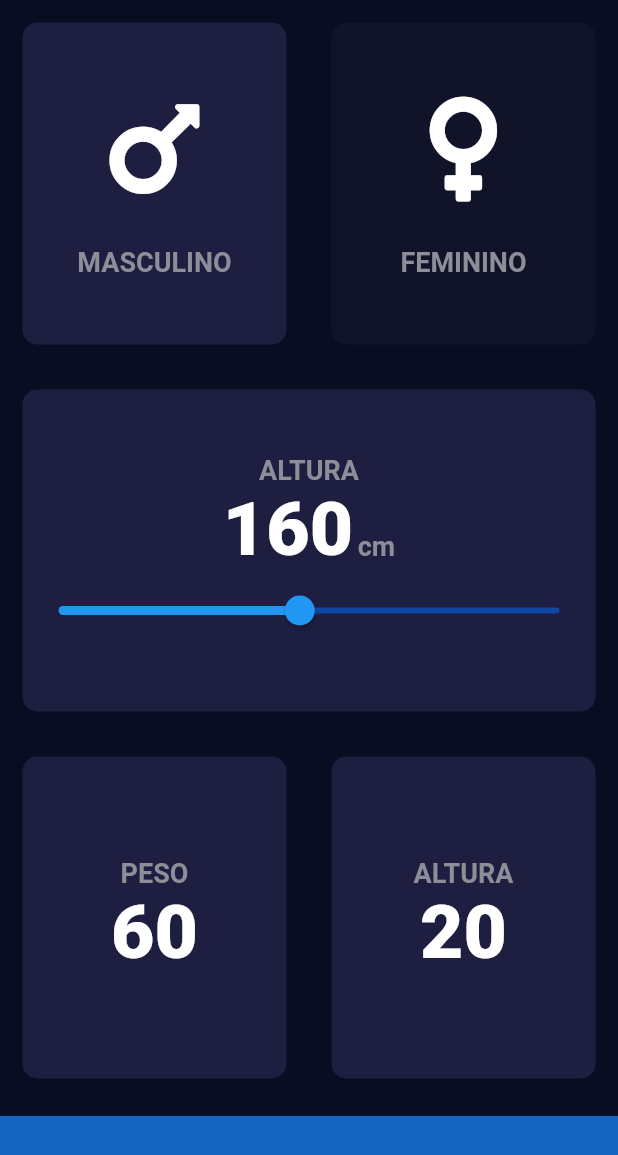
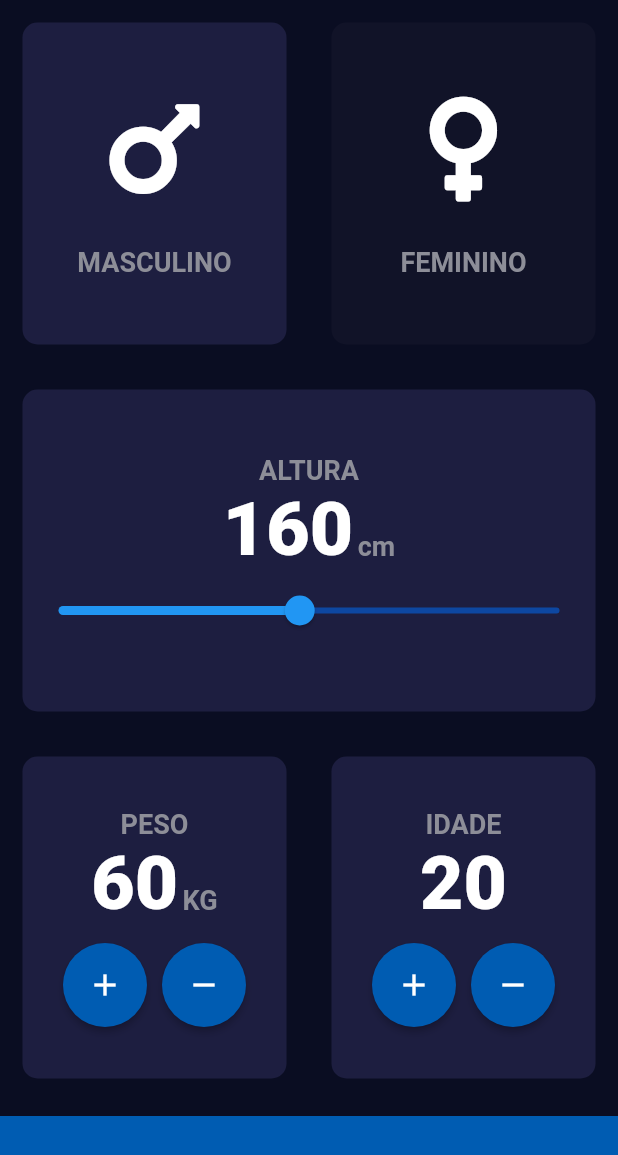
Before and after one commit to Esan2019/Flutter-BMI-Calculator, a Flutter app: the screen it shows after launch, on a phone screen of 412 x 824 dp. Shown: the top 1155 px of the screen. Run offline on Flutter 3.47's test engine with Material 2 defaults, Android fonts, the phone set to English and light mode, and no system bars; our stand-ins replace font_awesome_flutter.

```diff
--- a/lib/constants.dart
+++ b/lib/constants.dart
@@ -6,3 +6,4 @@ const TextStyle kTextLabel = TextStyle(
     fontSize: 18.0, color: Color(0xFF8D8E98), fontWeight: FontWeight.bold);
 const TextStyle kNumberLabel =
     TextStyle(fontWeight: FontWeight.w900, fontSize: 50.0);
+const Color kButtonColor = Color(0xFF005cb2);
--- a/lib/input_page.dart
+++ b/lib/input_page.dart
@@ -1,3 +1,4 @@
+import 'package:bmi_calculator/selectors_row.dart';
 import 'package:flutter/material.dart';
 import 'package:font_awesome_flutter/font_awesome_flutter.dart';
 
@@ -114,13 +115,36 @@ class _InputPageState extends State<InputPage> {
                               'PESO',
                               style: kTextLabel,
                             ),
-                            Text(
-                              weight.toString(),
-                              style: kNumberLabel,
+                            Row(
+                              crossAxisAlignment: CrossAxisAlignment.baseline,
+                              textBaseline: TextBaseline.alphabetic,
+                              mainAxisAlignment: MainAxisAlignment.center,
+                              children: <Widget>[
+                                Text(
+                                  weight.toString(),
+                                  style: kNumberLabel,
+                                ),
+                                SizedBox(width: 3.0),
+                                Text(
+                                  'KG',
+                                  style: kTextLabel,
+                                ),
+                              ],
                             ),
-                            Row(
-                              mainAxisAlignment: MainAxisAlignment.center,
-                              children: <Widget>[],
+                            SizedBox(
+                              height: 10.0,
+                            ),
+                            SelectorsRow(
+                              onPressAdd: () {
+                                setState(() {
+                                  weight++;
+                                });
+                              },
+                              onPressRemove: () {
+                                setState(() {
+                                  weight--;
+                                });
+                              },
                             )
                           ],
                         ),
@@ -132,16 +156,27 @@ class _InputPageState extends State<InputPage> {
                           mainAxisAlignment: MainAxisAlignment.center,
                           children: <Widget>[
                             Text(
-                              'ALTURA',
+                              'IDADE',
                               style: kTextLabel,
                             ),
                             Text(
                               age.toString(),
                               style: kNumberLabel,
                             ),
-                            Row(
-                              mainAxisAlignment: MainAxisAlignment.center,
-                              children: <Widget>[],
+                            SizedBox(
+                              height: 10.0,
+                            ),
+                            SelectorsRow(
+                              onPressRemove: () {
+                                setState(() {
+                                  age--;
+                                });
+                              },
+                              onPressAdd: () {
+                                setState(() {
+                                  age++;
+                                });
+                              },
                             )
                           ],
                         ),
@@ -151,7 +186,7 @@ class _InputPageState extends State<InputPage> {
                 ),
               ),
               Container(
-                color: Colors.blue[800],
+                color: kButtonColor,
                 width: double.infinity,
                 height: 80.0,
                 margin: EdgeInsets.only(top: 10.0),
--- /dev/null
+++ b/lib/selectors_row.dart
@@ -0,0 +1,54 @@
+import 'package:flutter/material.dart';
+
+import 'constants.dart';
+
+class SelectorsRow extends StatelessWidget {
+  SelectorsRow({this.onPressAdd, this.onPressRemove});
+
+  final Function onPressAdd;
+  final Function onPressRemove;
+
+  @override
+  Widget build(BuildContext context) {
+    return Row(
+      mainAxisAlignment: MainAxisAlignment.center,
+      children: <Widget>[
+        RoundIconButton(
+          child: Icons.add,
+          onTap: onPressAdd,
+        ),
+        SizedBox(
+          width: 10.0,
+        ),
+        RoundIconButton(
+          child: Icons.remove,
+          onTap: onPressRemove,
+        )
+      ],
+    );
+  }
+}
+
+class RoundIconButton extends StatelessWidget {
+  RoundIconButton({@required this.child, @required this.onTap});
+
+  final IconData child;
+  final Function onTap;
+
+  @override
+  Widget build(BuildContext context) {
+    return RawMaterialButton(
+      constraints: BoxConstraints.tightFor(
+        width: 56.0,
+        height: 56.0,
+      ),
+      shape: CircleBorder(),
+      fillColor: kButtonColor,
+      onPressed: onTap,
+      child: Icon(
+        child,
+        color: Colors.white,
+      ),
+    );
+  }
+}
```
